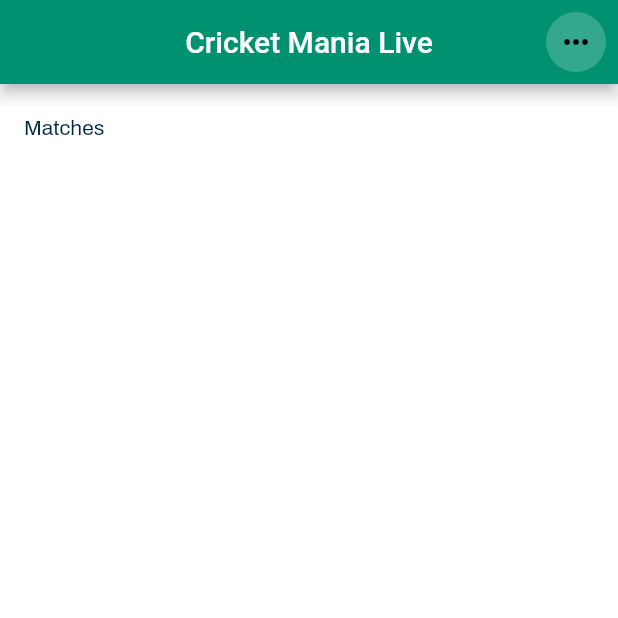
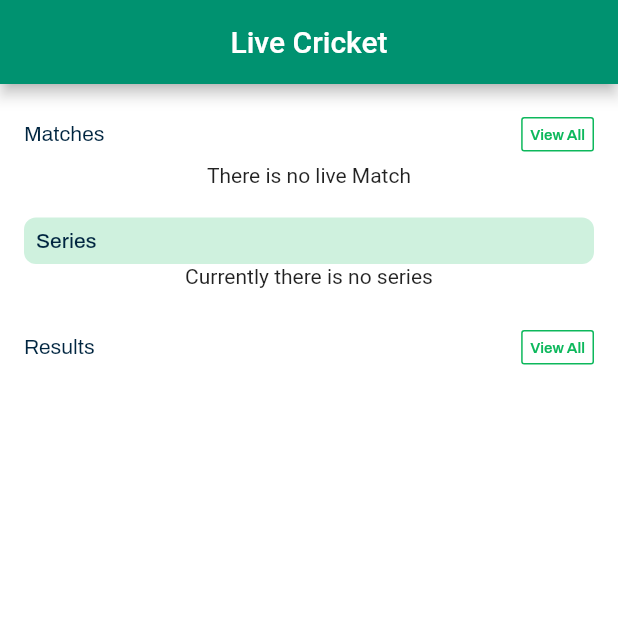
Before and after one commit to Jahidul007/live_cricket_mania, a Flutter app: the screen it shows after launch, on a phone screen of 412 x 824 dp, the top half of it. Run offline on Flutter 3.47's test engine with Material 2 defaults, Android fonts, the phone set to English and light mode, and no system bars; our stand-ins replace cached_network_image, connectivity, dio, dropdown_search, flutter_secure_storage, flutter_spinkit and 6 more; network calls fail; Roboto replaces fonts that are missing (Poppins).

Commit message:
add: series and fixtures

```diff
--- a/lib/app/module/dashboard/controller/home_controller.dart
+++ b/lib/app/module/dashboard/controller/home_controller.dart
@@ -1,3 +1,4 @@
+import 'package:cricket_mania/app/module/common/controller/match_result_mixin.dart';
 import 'package:cricket_mania/app/module/core/controller/base_controller.dart';
 import 'package:cricket_mania/app/module/common/controller/fixtures_match_controller.dart';
 import 'package:cricket_mania/app/module/common/controller/series_mixin.dart';
@@ -5,7 +6,7 @@ import 'package:cricket_mania/app/module/dashboard/data/enum/menu_item_type.dart
 import 'package:rxdart/rxdart.dart';
 
 class HomeController extends BaseController
-    with SeriesMixin, FixturesMatchesMixin {
+    with SeriesMixin, FixturesMatchesMixin, MatchResultsMixin {
   final BehaviorSubject<MenuItemType> _menuItemController =
       BehaviorSubject<MenuItemType>.seeded(MenuItemType.topUserByCountry);
 
--- a/lib/app/module/dashboard/data/model/series_response.dart
+++ b/lib/app/module/dashboard/data/model/series_response.dart
@@ -1,126 +1,114 @@
 import 'package:cricket_mania/app/module/core/model/base_response.dart';
 import 'package:dio/dio.dart';
 
-class SeriesResponse extends BaseResponse {
-  int? totalCount;
-  bool? incompleteResults;
-  List<Items>? items;
+class SeriesResponse extends BaseResponse{
+  Meta? meta;
+  List<Results>? results;
 
-  SeriesResponse({this.totalCount, this.incompleteResults, this.items});
+  SeriesResponse({this.meta, this.results});
 
   SeriesResponse.fromJson(Map<String, dynamic> json) {
-    totalCount = json['total_count'];
-    incompleteResults = json['incomplete_results'];
-    if (json['items'] != null) {
-      items = <Items>[];
-      json['items'].forEach((v) {
-        items!.add(Items.fromJson(v));
+    meta = json['meta'] != null ? Meta.fromJson(json['meta']) : null;
+    if (json['results'] != null) {
+      results = <Results>[];
+      json['results'].forEach((v) {
+        results!.add(Results.fromJson(v));
       });
     }
   }
 
   Map<String, dynamic> toJson() {
     final Map<String, dynamic> data = <String, dynamic>{};
-    data['total_count'] = totalCount;
-    data['incomplete_results'] = incompleteResults;
-    if (items != null) {
-      data['items'] = items!.map((v) => v.toJson()).toList();
+    if (meta != null) {
+      data['meta'] = meta!.toJson();
+    }
+    if (results != null) {
+      data['results'] = results!.map((v) => v.toJson()).toList();
     }
     return data;
   }
-
-  SeriesResponse.responseWithError(String message, DioErrorType? errorType) {
+  SeriesResponse.responseWithError(
+      String message, DioErrorType? errorType) {
     isSuccess = false;
     msg = message;
     errorType = errorType;
   }
 }
 
-class Items {
-  String? login;
-  int? id;
-  String? nodeId;
-  String? avatarUrl;
-  String? gravatarId;
-  String? url;
-  String? htmlUrl;
-  String? followersUrl;
-  String? followingUrl;
-  String? gistsUrl;
-  String? starredUrl;
-  String? subscriptionsUrl;
-  String? organizationsUrl;
-  String? reposUrl;
-  String? eventsUrl;
-  String? receivedEventsUrl;
-  String? type;
-  bool? siteAdmin;
-  double? score;
+class Meta {
+  String? description;
+  String? title;
 
-  Items(
-      {this.login,
-      this.id,
-      this.nodeId,
-      this.avatarUrl,
-      this.gravatarId,
-      this.url,
-      this.htmlUrl,
-      this.followersUrl,
-      this.followingUrl,
-      this.gistsUrl,
-      this.starredUrl,
-      this.subscriptionsUrl,
-      this.organizationsUrl,
-      this.reposUrl,
-      this.eventsUrl,
-      this.receivedEventsUrl,
-      this.type,
-      this.siteAdmin,
-      this.score});
+  Meta({this.description, this.title});
 
-  Items.fromJson(Map<String, dynamic> json) {
-    login = json['login'];
-    id = json['id'];
-    nodeId = json['node_id'];
-    avatarUrl = json['avatar_url'];
-    gravatarId = json['gravatar_id'];
-    url = json['url'];
-    htmlUrl = json['html_url'];
-    followersUrl = json['followers_url'];
-    followingUrl = json['following_url'];
-    gistsUrl = json['gists_url'];
-    starredUrl = json['starred_url'];
-    subscriptionsUrl = json['subscriptions_url'];
-    organizationsUrl = json['organizations_url'];
-    reposUrl = json['repos_url'];
-    eventsUrl = json['events_url'];
-    receivedEventsUrl = json['received_events_url'];
-    type = json['type'];
-    siteAdmin = json['site_admin'];
-    score = json['score'];
+  Meta.fromJson(Map<String, dynamic> json) {
+    description = json['description'];
+    title = json['title'];
   }
 
   Map<String, dynamic> toJson() {
     final Map<String, dynamic> data = <String, dynamic>{};
-    data['login'] = login;
-    data['id'] = id;
-    data['node_id'] = nodeId;
-    data['avatar_url'] = avatarUrl;
-    data['gravatar_id'] = gravatarId;
-    data['url'] = url;
-    data['html_url'] = htmlUrl;
-    data['followers_url'] = followersUrl;
-    data['following_url'] = followingUrl;
-    data['gists_url'] = gistsUrl;
-    data['starred_url'] = starredUrl;
-    data['subscriptions_url'] = subscriptionsUrl;
-    data['organizations_url'] = organizationsUrl;
-    data['repos_url'] = reposUrl;
-    data['events_url'] = eventsUrl;
-    data['received_events_url'] = receivedEventsUrl;
-    data['type'] = type;
-    data['site_admin'] = siteAdmin;
-    data['score'] = score;
+    data['description'] = description;
+    data['title'] = title;
     return data;
   }
 }
+
+class Results {
+  List<Series>? series;
+  String? type;
+
+  Results({this.series, this.type});
+
+  Results.fromJson(Map<String, dynamic> json) {
+    if (json['series'] != null) {
+      series = <Series>[];
+      json['series'].forEach((v) {
+        series!.add(Series.fromJson(v));
+      });
+    }
+    type = json['type'];
+  }
+
+  Map<String, dynamic> toJson() {
+    final Map<String, dynamic> data = <String, dynamic>{};
+    if (series != null) {
+      data['series'] = series!.map((v) => v.toJson()).toList();
+    }
+    data['type'] = type;
+    return data;
+  }
+}
+
+class Series {
+  String? season;
+  int? seriesId;
+  String? seriesName;
+  String? status;
+  String? updatedAt;
+
+  Series(
+      {this.season,
+        this.seriesId,
+        this.seriesName,
+        this.status,
+        this.updatedAt});
+
+  Series.fromJson(Map<String, dynamic> json) {
+    season = json['season'];
+    seriesId = json['series_id'];
+    seriesName = json['series_name'];
+    status = json['status'];
+    updatedAt = json['updated_at'];
+  }
+
+  Map<String, dynamic> toJson() {
+    final Map<String, dynamic> data = <String, dynamic>{};
+    data['season'] = season;
+    data['series_id'] = seriesId;
+    data['series_name'] = seriesName;
+    data['status'] = status;
+    data['updated_at'] = updatedAt;
+    return data;
+  }
+}
--- a/lib/app/module/dashboard/screen/dashboard_screen.dart
+++ b/lib/app/module/dashboard/screen/dashboard_screen.dart
@@ -3,8 +3,11 @@ import 'package:cricket_mania/app/module/core/screen/base_screen.dart';
 import 'package:cricket_mania/app/module/dashboard/controller/home_controller.dart';
 import 'package:cricket_mania/app/module/dashboard/data/enum/menu_item_type.dart';
 import 'package:cricket_mania/app/module/dashboard/screen/widget/featured_match/featured_matches_widget.dart';
+import 'package:cricket_mania/app/module/widget/custom_height_width.dart';
 import 'package:flutter/material.dart';
-import 'widget/menu_item_widget.dart';
+import 'package:intl/intl.dart';
+import 'widget/results/results_widget.dart';
+import 'widget/series/recent_series_widget.dart';
 
 class HomeScreen extends BasePageScreen {
   const HomeScreen({Key? key}) : super(key: key);
@@ -19,36 +22,22 @@ class _HomeScreenState extends BaseState<HomeScreen> {
   @override
   void initState() {
     super.initState();
-    _homeController.getFixturesMatches();
+    getAllData();
+  }
+
+  getAllData() async {
+    String currentDate = DateFormat("yyyy-MM-dd").format(DateTime.now());
+    await _homeController.getFixturesMatches(dateTime: currentDate);
+    await _homeController.getSeries();
+    await _homeController.getMatchResults();
   }
 
   @override
   PreferredSizeWidget? appBar() {
     return AppBar(
-      title: const Text('Cricket Mania Live'),
+      title: const Text('Live Cricket'),
       centerTitle: true,
-      actions: [
-        Padding(
-          padding: const EdgeInsets.all(8.0),
-          child: InkWell(
-            onTap: () {
-              showMenuItems();
-            },
-            child: CircleAvatar(
-              backgroundColor: Colors.white.withOpacity(0.2),
-              child: const Icon(
-                Icons.more_horiz,
-                color: Colors.black,
-              ),
-            ),
-          ),
-        )
-      ],
     );
-  }
-
-  showMenuItems() {
-    return showMenuDialog(context, _homeController);
   }
 
   @override
@@ -66,6 +55,14 @@ class _HomeScreenState extends BaseState<HomeScreen> {
           child: Column(
             children: [
               FeaturedMatchesWidget(
+                controller: _homeController,
+              ),
+              customHeight(),
+              RecentSeriesWidget(
+                resultsController: _homeController,
+              ),
+              customHeight(),
+              ResultsWidget(
                 controller: _homeController,
               ),
             ],
--- a/lib/app/module/dashboard/screen/widget/featured_match/featured_matches_widget.dart
+++ b/lib/app/module/dashboard/screen/widget/featured_match/featured_matches_widget.dart
@@ -1,8 +1,10 @@
 import 'package:carousel_slider/carousel_slider.dart';
+import 'package:cricket_mania/app/module/common/widget/custom_card.dart';
 import 'package:cricket_mania/app/module/dashboard/controller/home_controller.dart';
 import 'package:cricket_mania/app/module/common/data/model/match_info_response.dart';
-import 'package:cricket_mania/app/module/dashboard/screen/widget/featured_match/featured_matches_card.dart';
+import 'package:cricket_mania/app/module/widget/app_chip.dart';
 import 'package:cricket_mania/app/utils/constants.dart';
+import 'package:cricket_mania/route/cricket_mania_app_route.dart';
 import 'package:flutter/material.dart';
 
 const double degreeToKmConstant = 0.2;
@@ -22,10 +24,10 @@ class FeaturedMatchesWidget extends StatefulWidget {
 class _FeaturedMatchesWidgetState extends State<FeaturedMatchesWidget> {
   @override
   Widget build(BuildContext context) {
-    return _getStationList();
+    return _getFeaturedMatchList();
   }
 
-  Widget _getStationList() {
+  Widget _getFeaturedMatchList() {
     return StreamBuilder(
       stream: widget.controller.fixturesMatchStream,
       builder: (context, AsyncSnapshot<MatchInfoResponse?> snapshot) {
@@ -39,9 +41,21 @@ class _FeaturedMatchesWidgetState extends State<FeaturedMatchesWidget> {
           child: Column(
             crossAxisAlignment: CrossAxisAlignment.start,
             children: [
+              Row(
+                mainAxisAlignment: MainAxisAlignment.spaceBetween,
+                children: [
                   const Text(
                     "Matches",
                     style: recentCardTitleStyle,
+                  ),
+                  RectangularChip(
+                    onTap: () {
+                      Navigator.pushNamed(
+                          context, CricketManiaAppRoute.fixturesScreen);
+                    },
+                    title: "View All",
+                  )
+                ],
               ),
               const SizedBox(height: 8),
               getCarouselWidget(results),
@@ -62,10 +76,11 @@ class _FeaturedMatchesWidgetState extends State<FeaturedMatchesWidget> {
       decoration: BoxDecoration(
         borderRadius: BorderRadius.circular(4.0),
       ),
-      child: results.length == 1
+      child: results.isNotEmpty
+          ? results.length == 1
               ? SizedBox(
                   height: 120,
-              child: FeaturedMatchCard(
+                  child: CustomCardWidget(
                     results: results.first,
                   ),
                 )
@@ -88,11 +103,14 @@ class _FeaturedMatchesWidgetState extends State<FeaturedMatchesWidget> {
                   items: List<Widget>.generate(
                     results.length,
                     (index) {
-                  return FeaturedMatchCard(
+                      return CustomCardWidget(
                         results: results[index],
                       );
                     },
                   ),
+                )
+          : const Center(
+              child: Text("There is no live Match"),
             ),
     );
   }
--- /dev/null
+++ b/lib/app/module/dashboard/screen/widget/results/results_widget.dart
@@ -0,0 +1,71 @@
+import 'package:cricket_mania/app/module/common/data/model/match_info_response.dart';
+import 'package:cricket_mania/app/module/common/widget/custom_card.dart';
+import 'package:cricket_mania/app/module/dashboard/controller/home_controller.dart';
+import 'package:cricket_mania/app/module/widget/app_chip.dart';
+import 'package:cricket_mania/app/module/widget/custom_height_width.dart';
+import 'package:cricket_mania/app/utils/constants.dart';
+import 'package:cricket_mania/route/cricket_mania_app_route.dart';
+import 'package:flutter/material.dart';
+
+class ResultsWidget extends StatelessWidget {
+  final HomeController controller;
+
+  const ResultsWidget({Key? key, required this.controller}) : super(key: key);
+
+  @override
+  Widget build(BuildContext context) {
+    return StreamBuilder(
+      stream: controller.matchResultsStream,
+      builder: (context, AsyncSnapshot<MatchInfoResponse?> snapshot) {
+        List<Results> results = [];
+        if (snapshot.hasData && snapshot.data != null) {
+          results = snapshot.data!.results!;
+          if (results.isEmpty) {
+            return const Center(child: Text("There is no data"));
+          }
+        }
+
+        return Padding(
+          padding: const EdgeInsets.only(top: 10),
+          child: Column(
+            crossAxisAlignment: CrossAxisAlignment.start,
+            children: [
+              Row(
+                mainAxisAlignment: MainAxisAlignment.spaceBetween,
+                children: [
+                  const Expanded(
+                    child: Text(
+                      "Results",
+                      style: recentCardTitleStyle,
+                    ),
+                  ),
+                  RectangularChip(
+                    onTap: () {
+                      Navigator.pushNamed(
+                        context,
+                        CricketManiaAppRoute.resultsScreen,
+                      );
+                    },
+                    title: "View All",
+                  )
+                ],
+              ),
+              const SizedBox(height: 8),
+              ListView.separated(
+                shrinkWrap: true,
+                 physics: const NeverScrollableScrollPhysics(),
+                itemCount: results.length >= 3 ? 3 : results.length,
+                itemBuilder: (context, index) {
+                  return CustomCardWidget(
+                    results: results[index],
+                  );
+                },
+                separatorBuilder: (context, index) => customHeight(),
+              ),
+            ],
+          ),
+        );
+      },
+    );
+  }
+}
--- /dev/null
+++ b/lib/app/module/dashboard/screen/widget/series/recent_series_widget.dart
@@ -0,0 +1,84 @@
+import 'package:cricket_mania/app/module/dashboard/controller/home_controller.dart';
+import 'package:cricket_mania/app/module/dashboard/data/model/series_response.dart';
+import 'package:cricket_mania/app/module/widget/title_with_background.dart';
+import 'package:cricket_mania/app/utils/constants.dart';
+import 'package:cricket_mania/app/utils/util_values.dart';
+import 'package:cricket_mania/route/cricket_mania_app_route.dart';
+import 'package:flutter/material.dart';
+
+class RecentSeriesWidget extends StatelessWidget {
+  final HomeController resultsController;
+
+  const RecentSeriesWidget({Key? key, required this.resultsController})
+      : super(key: key);
+
+  @override
+  Widget build(BuildContext context) {
+    return StreamBuilder(
+      stream: resultsController.seriesStream,
+      builder: (context, AsyncSnapshot<SeriesResponse?> snapshot) {
+        List<Results> results = [];
+        if (snapshot.hasData && snapshot.data != null) {
+          results = snapshot.data!.results!;
+        }
+
+        return Padding(
+          padding: const EdgeInsets.only(top: 10),
+          child: Column(
+            mainAxisAlignment: MainAxisAlignment.start,
+            crossAxisAlignment: CrossAxisAlignment.start,
+            children: [
+              const TitleWithBackground(title: "Series"),
+              results.isNotEmpty
+                  ? SizedBox(
+                      height: 60,
+                      child: Padding(
+                        padding: const EdgeInsets.all(2.0),
+                        child: GridView.count(
+                          scrollDirection: Axis.horizontal,
+                          crossAxisCount: 1,
+                          crossAxisSpacing: 4.0,
+                          mainAxisSpacing: 4.0,
+                          children: List.generate(results.length, (index) {
+                            return Card(
+                              elevation: 1,
+                              child: InkWell(
+                                onTap: () {
+                                  Navigator.pushNamed(context,
+                                      CricketManiaAppRoute.seriesScreen,
+                                      arguments: results[index].series);
+                                },
+                                child: Container(
+                                  decoration: BoxDecoration(
+                                      borderRadius: BorderRadius.circular(8),
+                                      border: Border.all(color: Colors.orange)),
+                                  child: Center(
+                                    child: Text(
+                                      results[index].type!.isNotEmpty
+                                          ? getDisplayText(results[index].type)
+                                          : "Others",
+                                      style: body2regular.copyWith(
+                                          color: primaryColor),
+                                      textAlign: TextAlign.center,
+                                    ),
+                                  ),
+                                ),
+                              ),
+                            );
+                          }),
+                        ),
+                      ),
+                    )
+                  : const Center(
+                      child: Text("Currently there is no series"),
+                    ),
+              const SizedBox(height: 8),
+
+              // const VSpacer(5),
+            ],
+          ),
+        );
+      },
+    );
+  }
+}
--- a/lib/app/module/fixtures/screen/fixtures_screen.dart
+++ b/lib/app/module/fixtures/screen/fixtures_screen.dart
@@ -1,10 +1,14 @@
+import 'package:cricket_mania/app/module/common/data/model/match_info_response.dart';
+import 'package:cricket_mania/app/module/common/widget/custom_card.dart';
 import 'package:cricket_mania/app/module/core/screen/base_page_screen.dart';
 import 'package:cricket_mania/app/module/core/screen/base_screen.dart';
 import 'package:cricket_mania/app/module/fixtures/controller/fixtures_controller.dart';
+import 'package:cricket_mania/app/module/widget/custom_height_width.dart';
 import 'package:flutter/material.dart';
 
 class FixturesScreen extends BasePageScreen {
-  const FixturesScreen({Key? key}) : super(key: key);
+
+  const FixturesScreen({Key? key,}) : super(key: key);
 
   @override
   State<FixturesScreen> createState() => _FixturesScreenState();
@@ -34,22 +38,43 @@ class _FixturesScreenState extends BaseState<FixturesScreen> {
 
   @override
   Widget body() {
-    return Container();
+    return StreamBuilder(
+      stream: _fixturesController.fixturesMatchStream,
+      builder: (context, AsyncSnapshot<MatchInfoResponse?> snapshot) {
+        List<Results> results = [];
+        if (snapshot.hasData && snapshot.data != null) {
+          results = snapshot.data!.results!;
+          if (results.isEmpty) {
+            return const Center(child: Text("There is no data"));
+          }
+        }
+
+        return ListView.separated(
+          padding: const  EdgeInsets.symmetric(vertical: 8, horizontal: 16),
+          shrinkWrap: true,
+          physics: const BouncingScrollPhysics(),
+          itemCount: results.length,
+          itemBuilder: (context, index) {
+            return CustomCardWidget(
+              results: results[index],
+            );
+          },
+          separatorBuilder: (context, index) => customHeight(),
+        );
+      },
+    );
   }
 
   @override
   Widget? floatingActionButton() {
     return null;
-
   }
 
   @override
-  void onClickBackButton() {
-  }
+  void onClickBackButton() {}
 
   @override
   Color? pageBackgroundColor() {
     return null;
-
   }
 }
--- a/lib/app/module/match_results/screen/match_results_screen.dart
+++ b/lib/app/module/match_results/screen/match_results_screen.dart
@@ -1,6 +1,9 @@
+import 'package:cricket_mania/app/module/common/data/model/match_info_response.dart';
+import 'package:cricket_mania/app/module/common/widget/custom_card.dart';
 import 'package:cricket_mania/app/module/core/screen/base_page_screen.dart';
 import 'package:cricket_mania/app/module/core/screen/base_screen.dart';
 import 'package:cricket_mania/app/module/match_results/controller/match_results_controller.dart';
+import 'package:cricket_mania/app/module/widget/custom_height_width.dart';
 import 'package:flutter/material.dart';
 
 class MatchResultsScreen extends BasePageScreen {
@@ -13,6 +16,12 @@ class MatchResultsScreen extends BasePageScreen {
 class _MatchResultsScreenState extends BaseState<MatchResultsScreen> {
   final MatchResultsController _matchResultsController =
       MatchResultsController();
+
+  @override
+  void initState() {
+    super.initState();
+    _matchResultsController.getMatchResults();
+  }
 
   @override
   PreferredSizeWidget? appBar() {
@@ -29,7 +38,31 @@ class _MatchResultsScreenState extends BaseState<MatchResultsScreen> {
 
   @override
   Widget body() {
-    return Container();
+    return StreamBuilder(
+      stream: _matchResultsController.matchResultsStream,
+      builder: (context, AsyncSnapshot<MatchInfoResponse?> snapshot) {
+        List<Results> results = [];
+        if (snapshot.hasData && snapshot.data != null) {
+          results = snapshot.data!.results!;
+          if (results.isEmpty) {
+            return const Center(child: Text("There is no data"));
+          }
+        }
+
+        return ListView.separated(
+          padding: const  EdgeInsets.symmetric(vertical: 8, horizontal: 16),
+          shrinkWrap: true,
+          physics: const BouncingScrollPhysics(),
+          itemCount: results.length,
+          itemBuilder: (context, index) {
+            return CustomCardWidget(
+              results: results[index],
+            );
+          },
+          separatorBuilder: (context, index) => customHeight(),
+        );
+      },
+    );
   }
 
   @override
--- a/lib/app/module/series/screen/series_screen.dart
+++ b/lib/app/module/series/screen/series_screen.dart
@@ -2,7 +2,6 @@ import 'package:cricket_mania/app/module/core/screen/base_page_screen.dart';
 import 'package:cricket_mania/app/module/core/screen/base_screen.dart';
 import 'package:cricket_mania/app/module/dashboard/data/model/series_response.dart';
 import 'package:cricket_mania/app/module/series/controller/series_controller.dart';
-import 'package:cricket_mania/app/module/widget/custom_divider.dart';
 import 'package:cricket_mania/app/module/widget/custom_height_width.dart';
 import 'package:cricket_mania/app/module/widget/item_with_value.dart';
 import 'package:cricket_mania/app/utils/constants.dart';
```
Also changed, not shown: lib/app/module/dashboard/data/repository/home_repository.dart (+7 -4 lines), lib/app/module/dashboard/screen/widget/menu_item_widget.dart (+28 -55 lines), lib/app/module/dashboard/screen/widget/recent_series_widget.dart (deleted, +0 -12 lines), lib/app/module/dashboard/screen/widget/upcoming_matches_widget.dart (deleted, +0 -10 lines). Lines whose indentation alone changed are shown as unchanged.
